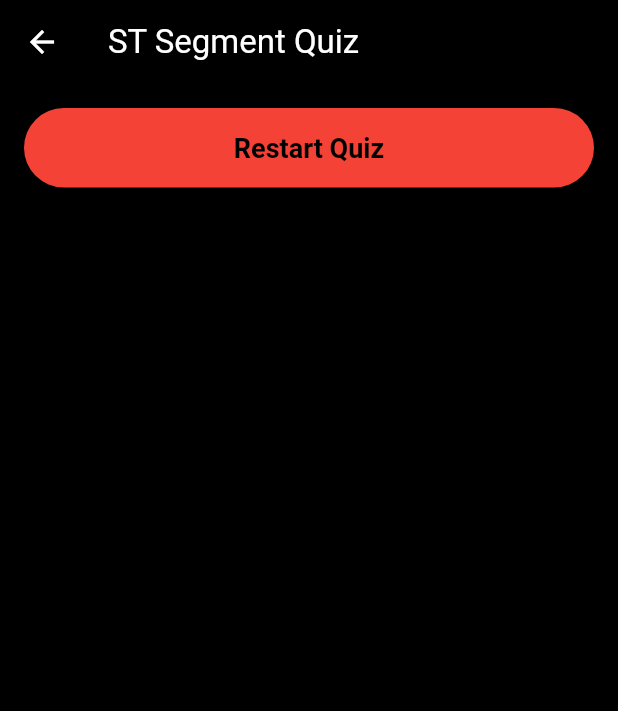
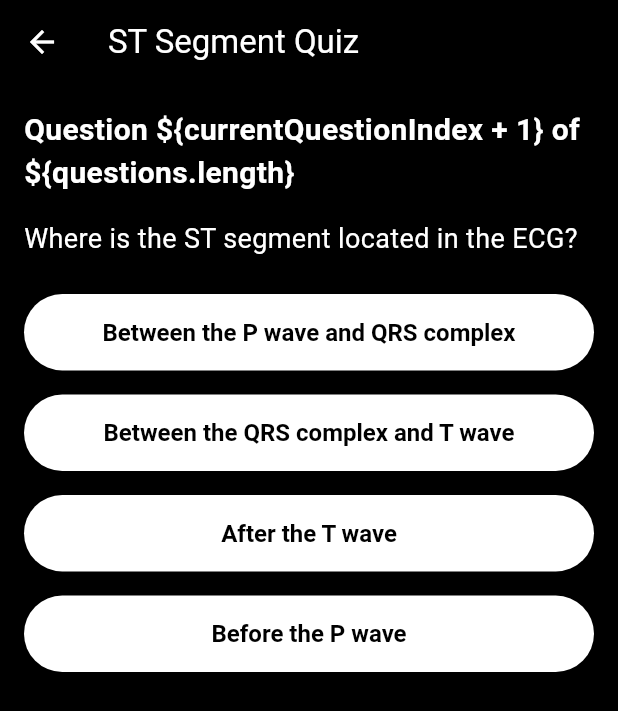
Before and after one commit to cardioverse/ECG-labs, a Flutter app: the STSegmentQuizScreen screen opened directly, after a tap on "Atrial depolarization", on a phone screen of 412 x 824 dp. Shown: the top 711 px of the screen. Run offline on Flutter 3.47's test engine with Material 3 defaults, Android fonts, the phone set to English and light mode, and no system bars; our stand-ins replace carousel_slider, cloud_firestore, firebase_auth, firebase_core, firebase_storage, flutter_dotenv and 4 more; accounts and stored records are empty.

Commit message:
Updated ST segment quiz

```diff
--- a/lib/topics_completion_tracker/st_segment_quiz_screen.dart
+++ b/lib/topics_completion_tracker/st_segment_quiz_screen.dart
@@ -10,7 +10,7 @@ class STSegmentQuizScreen extends StatefulWidget {
 class _STSegmentQuizScreenState extends State<STSegmentQuizScreen> {
   int currentQuestionIndex = 0;
   int score = 0;
-  bool showResetButton = false;
+  final int passThreshold = 8;
 
   final List<Map<String, dynamic>> questions = [
     {
@@ -53,11 +53,73 @@ class _STSegmentQuizScreenState extends State<STSegmentQuizScreen> {
       ],
       'answer': 1,
     },
+    {
+      'question': 'Which condition is least likely to cause ST segment elevation?',
+      'options': [
+        'Pericarditis',
+        'Myocardial infarction',
+        'Hypercalcemia',
+        'Left ventricular aneurysm'
+      ],
+      'answer': 2,
+    },
+    {
+      'question': 'What does a downsloping ST depression indicate?',
+      'options': [
+        'Pericarditis',
+        'Ischemia',
+        'Benign early repolarization',
+        'Hyperkalemia'
+      ],
+      'answer': 1,
+    },
+    {
+      'question': 'ST elevation in leads II, III, and aVF suggests infarction in which area?',
+      'options': [
+        'Anterior',
+        'Lateral',
+        'Inferior',
+        'Septal'
+      ],
+      'answer': 2,
+    },
+    {
+      'question': 'Which feature differentiates benign early repolarization from myocardial infarction?',
+      'options': [
+        'Concave ST elevation',
+        'Reciprocal ST depression',
+        'T wave inversion',
+        'Q waves'
+      ],
+      'answer': 1,
+    },
+    {
+      'question': 'What does ST elevation with PR depression suggest?',
+      'options': [
+        'Myocardial infarction',
+        'Hyperkalemia',
+        'Pericarditis',
+        'Hypothermia'
+      ],
+      'answer': 2,
+    },
+    {
+      'question': 'ST elevation in aVR with widespread ST depression suggests?',
+      'options': [
+        'Hypercalcemia',
+        'Pericarditis',
+        'Left bundle branch block',
+        'Left main coronary artery occlusion'
+      ],
+      'answer': 3,
+    },
   ];
 
   void _checkAnswer(int selectedIndex) {
     if (selectedIndex == questions[currentQuestionIndex]['answer']) {
       score++;
+    }
+
     setState(() {
       if (currentQuestionIndex < questions.length - 1) {
         currentQuestionIndex++;
@@ -65,17 +127,12 @@ class _STSegmentQuizScreenState extends State<STSegmentQuizScreen> {
         _showCompletionDialog();
       }
     });
-    } else {
-      setState(() {
-        showResetButton = true;
-      });
-    }
   }
 
   Future<void> _storeCompletionStatus() async {
     try {
       User? user = FirebaseAuth.instance.currentUser;
-      if (user != null && score == questions.length) {
+      if (user != null && score >= passThreshold) {
         String uid = user.uid;
         DocumentReference userDoc = FirebaseFirestore.instance.collection('userProgress').doc(uid);
 
@@ -84,7 +141,7 @@ class _STSegmentQuizScreenState extends State<STSegmentQuizScreen> {
         }, SetOptions(merge: true));
       }
     } catch (e) {
-      print('Error storing completion status: $e');
+      print('Error storing completion status: \$e');
     }
   }
 
@@ -110,14 +167,6 @@ class _STSegmentQuizScreenState extends State<STSegmentQuizScreen> {
     );
   }
 
-  void _resetQuiz() {
-    setState(() {
-      currentQuestionIndex = 0;
-      score = 0;
-      showResetButton = false;
-    });
-  }
-
   @override
   Widget build(BuildContext context) {
     return Scaffold(
@@ -131,9 +180,8 @@ class _STSegmentQuizScreenState extends State<STSegmentQuizScreen> {
         child: Column(
           crossAxisAlignment: CrossAxisAlignment.start,
           children: [
-            if (!showResetButton) ...[
             Text(
-                'Question ${currentQuestionIndex + 1} of ${questions.length}',
+              'Question \${currentQuestionIndex + 1} of \${questions.length}',
               style: TextStyle(
                 color: Colors.white,
                 fontSize: 20,
@@ -154,7 +202,7 @@ class _STSegmentQuizScreenState extends State<STSegmentQuizScreen> {
                 padding: const EdgeInsets.symmetric(vertical: 8.0),
                 child: ElevatedButton(
                   style: ElevatedButton.styleFrom(
-                      backgroundColor: Colors.grey[800],
+                    backgroundColor: Colors.white,
                     padding: EdgeInsets.symmetric(vertical: 16.0, horizontal: 24.0),
                     textStyle: TextStyle(fontSize: 16, fontWeight: FontWeight.bold),
                   ),
@@ -163,19 +211,6 @@ class _STSegmentQuizScreenState extends State<STSegmentQuizScreen> {
                 ),
               );
             }),
-            ] else ...[
-              Center(
-                child: ElevatedButton(
-                  style: ElevatedButton.styleFrom(
-                    backgroundColor: Colors.red,
-                    padding: EdgeInsets.symmetric(vertical: 16.0, horizontal: 24.0),
-                    textStyle: TextStyle(fontSize: 18, fontWeight: FontWeight.bold),
-                  ),
-                  onPressed: _resetQuiz,
-                  child: Text('Restart Quiz'),
-                ),
-              ),
-            ],
           ],
         ),
       ),
```
Lines whose indentation alone changed are shown as unchanged.
